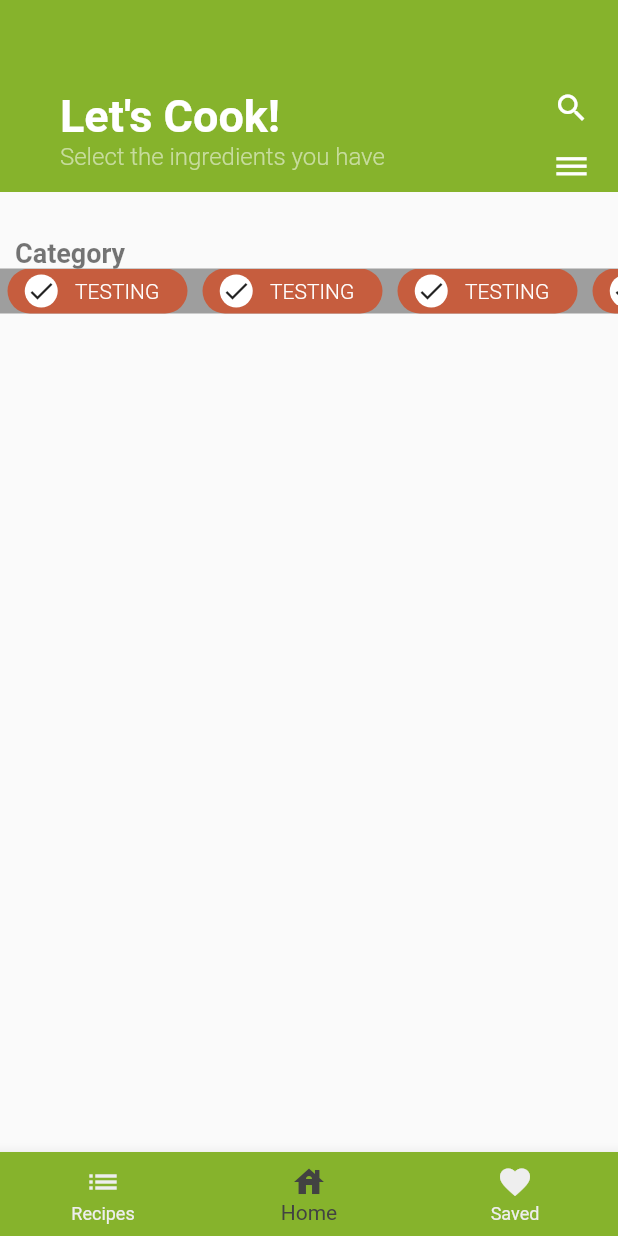
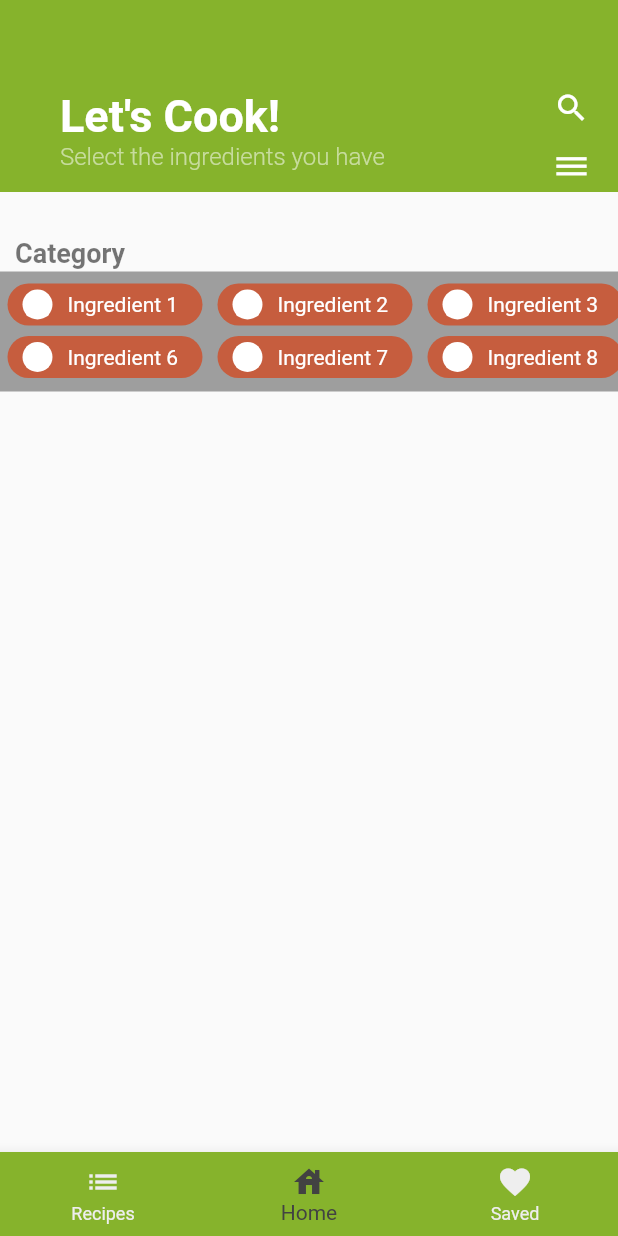
Before and after one commit to AppDevOrgUNT/mychef_revised, a Flutter app: the screen it shows after launch, on a phone screen of 412 x 824 dp. Run offline on Flutter 3.47's test engine with Material 2 defaults, Android fonts, the phone set to English and light mode, and no system bars.

Commit message:
Implemented two-row scrolling; each checkbox is its own class

```diff
--- a/lib/constants.dart
+++ b/lib/constants.dart
@@ -8,6 +8,8 @@ const kOrangeColor = Color(0xffe68a00);
 const kRedColor = Color(0xffc65d3e);
 const kBlueColor = Color(0xff7ba4dd);
 const kYellowColor = Color(0xffebb000);
+
+const kCheckBoxWidth = 130.0;
 
 const kAppBarTitleTextStyle = TextStyle(
   fontWeight: FontWeight.bold,
@@ -27,6 +29,13 @@ const kCategoryTextStyle = TextStyle(
 );
 
 const kCheckboxLabelTextStyle = TextStyle(
-  fontWeight: FontWeight.w200,
+  fontWeight: FontWeight.w400,
+  color: Colors.white,
   fontSize: 14.0,
 );
+
+const kCategoryLabelTextStyle = TextStyle(
+  fontWeight: FontWeight.w700,
+  fontSize: 18.0,
+  color: Colors.black54,
+);
--- /dev/null
+++ b/lib/customCheckBox.dart
@@ -0,0 +1,64 @@
+import 'constants.dart';
+import 'package:flutter/material.dart';
+
+class CustomCheckbox extends StatelessWidget {
+  final String label;
+  final bool isChecked;
+  final Function tapped;
+
+  CustomCheckbox({this.label, this.isChecked, this.tapped});
+
+  @override
+  Widget build(BuildContext context) {
+    return GestureDetector(
+      onTap: () {
+        tapped(!isChecked);
+      },
+      child: Container(
+        width: kCheckBoxWidth,
+        margin: EdgeInsets.symmetric(
+          horizontal: 5.0,
+        ),
+        decoration: BoxDecoration(
+          borderRadius: BorderRadius.circular(20.0),
+          color: kRedColor,
+        ),
+        child: Row(
+          children: <Widget>[
+            Stack(
+              alignment: Alignment.center,
+              children: <Widget>[
+                Container(
+                  margin: EdgeInsets.symmetric(
+                    horizontal: 10,
+                    vertical: 4,
+                  ),
+                  width: 20,
+                  height: 20,
+                  decoration: BoxDecoration(
+                    shape: BoxShape.circle,
+                    color: Colors.white,
+                  ),
+                ),
+                isChecked
+                    ? Icon(
+                        Icons.check,
+                        size: 20.0,
+                      )
+                    : Icon(
+                        Icons.check_box_outline_blank,
+                        size: 20.0,
+                        color: Colors.white,
+                      ),
+              ],
+            ),
+            Text(
+              label,
+              style: kCheckboxLabelTextStyle,
+            ),
+          ],
+        ),
+      ),
+    );
+  }
+}
--- a/lib/homePage.dart
+++ b/lib/homePage.dart
@@ -1,33 +1,7 @@
 import 'package:flutter/material.dart';
 import 'constants.dart';
-
-const kCheckboxLabelTextStyle = TextStyle(
-  fontWeight: FontWeight.w300,
-  color: Colors.white,
-  fontSize: 14.0,
-);
-
-const kCategoryLabelTextStyle = TextStyle(
-  fontWeight: FontWeight.w700,
-  fontSize: 18.0,
-  color: Colors.black54,
-);
-
-final List<String> ingredients = <String>[
-  'Egg',
-  'Beef',
-  'Pork',
-  'Chicken',
-  'Sausage'
-]; //List of ingredients can be appended here for each category:
-
-final List<bool> isSelected = <bool>[
-  true,
-  true,
-  true,
-  true,
-  true
-]; //makes individual checkboxes selected
+import 'lists.dart';
+import 'customCheckBox.dart';
 
 class HomePage extends StatefulWidget {
   @override
@@ -35,6 +9,8 @@ class HomePage extends StatefulWidget {
 }
 
 class _HomePageState extends State<HomePage> {
+  final _trackingScrollController = TrackingScrollController();
+
   @override
   Widget build(BuildContext context) {
     return SingleChildScrollView(
@@ -56,148 +32,52 @@ class _HomePageState extends State<HomePage> {
             ),
           ),
           Container(
+            margin: EdgeInsets.symmetric(
+              vertical: 2.0,
+            ),
             color: Colors.grey,
-            height: 30.0,
+            height: 80.0,
             child: ListView.builder(
+                controller: _trackingScrollController,
                 physics: ClampingScrollPhysics(),
                 shrinkWrap: true,
                 scrollDirection: Axis.horizontal,
                 itemCount: 5,
-              itemBuilder: (BuildContext context, int index) => Checkbox(
-                label: ingredients[index],
-                isChecked: isSelected[index],
+                itemBuilder: (BuildContext context, int index) {
+                  return Padding(
+                    padding: EdgeInsets.symmetric(
+                      vertical: 8.0,
+                    ),
+                    child: Column(
+                      children: <Widget>[
+                        CustomCheckbox(
+                          label: ingredientsP1[index],
+                          isChecked: isSelectedP1[index],
                           tapped: (bool newValue) {
                             setState(() {
-                    isSelected[index] = newValue;
+                              isSelectedP1[index] = newValue;
                             });
                           },
                         ),
+                        SizedBox(
+                          height: 7.0,
                         ),
+                        CustomCheckbox(
+                          label: ingredientsP2[index],
+                          isChecked: isSelectedP2[index],
+                          tapped: (bool newValue) {
+                            setState(() {
+                              isSelectedP2[index] = newValue;
+                            });
+                          },
+                        ),
+                      ],
+                    ),
+                  );
+                }),
           ),
         ],
       ),
     );
   }
 }
-
-class Checkbox extends StatelessWidget {
-  final String label;
-  final bool isChecked;
-  final Function tapped;
-
-  Checkbox({this.label, this.isChecked, this.tapped});
-
-  @override
-  Widget build(BuildContext context) {
-    return Container(
-      width: 120.0,
-      margin: EdgeInsets.symmetric(
-        horizontal: 5.0,
-      ),
-      decoration: BoxDecoration(
-        borderRadius: BorderRadius.circular(20.0),
-        color: kRedColor,
-      ),
-      child: Row(
-        children: <Widget>[
-          Stack(
-            alignment: Alignment.center,
-            children: <Widget>[
-              Container(
-                margin: EdgeInsets.symmetric(
-                  horizontal: 10,
-                  vertical: 4,
-                ),
-                width: 25,
-                height: 25,
-                decoration: BoxDecoration(
-                  shape: BoxShape.circle,
-                  color: Colors.white,
-                ),
-              ),
-              Icon(
-                Icons.check,
-                size: 20.0,
-              ),
-            ],
-          ),
-          Center(
-            child: Text(
-              'TESTING',
-              style: kCheckboxLabelTextStyle,
-            ),
-          ),
-        ],
-      ),
-    );
-  }
-}
-
-// GestureDetector(
-// onTap: () {
-// tapped(!isChecked);
-// },
-// child: Container(
-// decoration: BoxDecoration(
-// borderRadius: BorderRadius.circular(20.0),
-// color: kRedColor,
-// ),
-// //height: 30.0,
-// //width: 10.0,
-// margin: EdgeInsets.symmetric(
-// vertical: 10.0,
-// horizontal: 5.0,
-// ),
-//
-// child: Row(
-// children: <Widget>[
-// Container(
-// margin: EdgeInsets.symmetric(
-// horizontal: 5.0,
-// ),
-// decoration: BoxDecoration(
-// color: Colors.white,
-// shape: BoxShape.circle,
-// ),
-// child: Padding(
-// padding: const EdgeInsets.all(5), //TODO: Make check mark bigger
-// child: isChecked
-// ? Icon(Icons.check_sharp, size: 10.0, color: Colors.black)
-// : Icon(Icons.check_box_outline_blank,
-// size: 10.0, color: Colors.white),
-// ),
-// ),
-// Padding(
-// padding: EdgeInsets.all(8.0),
-// child: FittedBox(
-// fit: BoxFit.fitWidth,
-// child: Text(
-// label,
-// style: kCheckboxLabelTextStyle,
-// ),
-// ),
-// ),
-// ],
-// ),
-// ),
-// );
-
-//FOR CHECKBOX
-// Container(
-// margin: EdgeInsets.symmetric(
-// horizontal: 5.0,
-// vertical: 5.0,
-// ),
-// height: 30.0,
-// width: 100.0,
-// child: Center(
-// child: Text(
-// 'Testing',
-// style: kCheckboxLabelTextStyle,
-// ),
-// ),
-// decoration: BoxDecoration(
-// borderRadius: BorderRadius.circular(20.0),
-// color: kRedColor,
-// ),
-// ),
--- /dev/null
+++ b/lib/lists.dart
@@ -0,0 +1,31 @@
+final List<String> ingredientsP1 = <String>[
+  'Ingredient 1',
+  'Ingredient 2',
+  'Ingredient 3',
+  'Ingredient 4',
+  'Ingredient 5'
+]; //List of ingredients can be appended here for each category
+
+final List<String> ingredientsP2 = <String>[
+  'Ingredient 6',
+  'Ingredient 7',
+  'Ingredient 8',
+  'Ingredient 9',
+  'Ingredient 10'
+]; //List of ingredients can be appended here for each category
+
+final List<bool> isSelectedP1 = <bool>[
+  false,
+  false,
+  false,
+  false,
+  false
+]; //makes individual checkboxes selected
+
+final List<bool> isSelectedP2 = <bool>[
+  false,
+  false,
+  false,
+  false,
+  false
+]; //makes individual checkboxes selected
```
Lines whose indentation alone changed are shown as unchanged.
